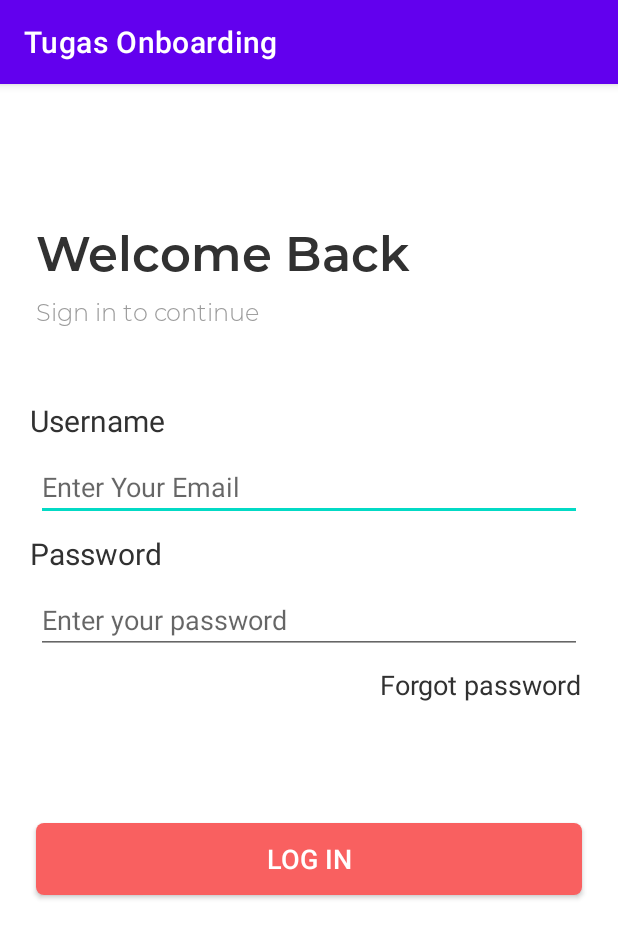
After one commit to mrrezkii/Android-Kotlin-TugasDTS-Onboarding, an Android app: the WelcomeBackActivity screen opened directly, with no data from a screen before it, on a phone screen of 412 x 824 dp. The commit adds this screen. Shown: the top 938 px of the screen. Run offline under Robolectric (Android 15) with nearby library versions, the phone set to English and light mode, and no system bars.

Commit message:
Add welcome back

```diff
--- a/app/src/main/AndroidManifest.xml
+++ b/app/src/main/AndroidManifest.xml
@@ -9,6 +9,24 @@
         android:roundIcon="@mipmap/ic_launcher_round"
         android:supportsRtl="true"
         android:theme="@style/Theme.TugasOnboarding">
+        <activity
+            android:name=".SuccessActivity"
+            android:exported="true" />
+        <activity
+            android:name=".ForgotPasswordActivity"
+            android:exported="true" />
+        <activity
+            android:name=".ResetPasswordActivity"
+            android:exported="true" />
+        <activity
+            android:name=".WelcomeSlideAssignActivity"
+            android:exported="true" />
+        <activity
+            android:name=".WelcomeSlideSuperHeroActivity"
+            android:exported="true" />
+        <activity
+            android:name=".WelcomeBackActivity"
+            android:exported="true" />
         <activity
             android:name=".WelcomeSlideCalendarActivity"
             android:exported="true" />
--- /dev/null
+++ b/app/src/main/java/com/mrrezki/tugasonboarding/ForgotPasswordActivity.kt
@@ -0,0 +1,11 @@
+package com.mrrezki.tugasonboarding
+
+import android.os.Bundle
+import androidx.appcompat.app.AppCompatActivity
+
+class ForgotPasswordActivity : AppCompatActivity() {
+    override fun onCreate(savedInstanceState: Bundle?) {
+        super.onCreate(savedInstanceState)
+        setContentView(R.layout.activity_forgot_password)
+    }
+}
--- /dev/null
+++ b/app/src/main/java/com/mrrezki/tugasonboarding/ResetPasswordActivity.kt
@@ -0,0 +1,11 @@
+package com.mrrezki.tugasonboarding
+
+import android.os.Bundle
+import androidx.appcompat.app.AppCompatActivity
+
+class ResetPasswordActivity : AppCompatActivity() {
+    override fun onCreate(savedInstanceState: Bundle?) {
+        super.onCreate(savedInstanceState)
+        setContentView(R.layout.activity_reset_password)
+    }
+}
--- /dev/null
+++ b/app/src/main/java/com/mrrezki/tugasonboarding/SuccessActivity.kt
@@ -0,0 +1,11 @@
+package com.mrrezki.tugasonboarding
+
+import android.os.Bundle
+import androidx.appcompat.app.AppCompatActivity
+
+class SuccessActivity : AppCompatActivity() {
+    override fun onCreate(savedInstanceState: Bundle?) {
+        super.onCreate(savedInstanceState)
+        setContentView(R.layout.activity_success)
+    }
+}
--- /dev/null
+++ b/app/src/main/java/com/mrrezki/tugasonboarding/WelcomeBackActivity.kt
@@ -0,0 +1,11 @@
+package com.mrrezki.tugasonboarding
+
+import android.os.Bundle
+import androidx.appcompat.app.AppCompatActivity
+
+class WelcomeBackActivity : AppCompatActivity() {
+    override fun onCreate(savedInstanceState: Bundle?) {
+        super.onCreate(savedInstanceState)
+        setContentView(R.layout.activity_welcome_back)
+    }
+}
--- /dev/null
+++ b/app/src/main/java/com/mrrezki/tugasonboarding/WelcomeSlideAssignActivity.kt
@@ -0,0 +1,11 @@
+package com.mrrezki.tugasonboarding
+
+import android.os.Bundle
+import androidx.appcompat.app.AppCompatActivity
+
+class WelcomeSlideAssignActivity : AppCompatActivity() {
+    override fun onCreate(savedInstanceState: Bundle?) {
+        super.onCreate(savedInstanceState)
+        setContentView(R.layout.activity_welcome_slide_assign)
+    }
+}
--- /dev/null
+++ b/app/src/main/java/com/mrrezki/tugasonboarding/WelcomeSlideSuperHeroActivity.kt
@@ -0,0 +1,11 @@
+package com.mrrezki.tugasonboarding
+
+import android.os.Bundle
+import androidx.appcompat.app.AppCompatActivity
+
+class WelcomeSlideSuperHeroActivity : AppCompatActivity() {
+    override fun onCreate(savedInstanceState: Bundle?) {
+        super.onCreate(savedInstanceState)
+        setContentView(R.layout.activity_welcome_slide_super_hero)
+    }
+}
--- /dev/null
+++ b/app/src/main/res/drawable/button_red.xml
@@ -0,0 +1,6 @@
+<?xml version="1.0" encoding="utf-8"?>
+<shape xmlns:android="http://schemas.android.com/apk/res/android"
+    android:shape="rectangle">
+    <solid android:color="#F96060" />
+    <corners android:radius="5dp" />
+</shape>
--- /dev/null
+++ b/app/src/main/res/layout/activity_welcome_back.xml
@@ -0,0 +1,110 @@
+<?xml version="1.0" encoding="utf-8"?>
+<androidx.constraintlayout.widget.ConstraintLayout xmlns:android="http://schemas.android.com/apk/res/android"
+    xmlns:app="http://schemas.android.com/apk/res-auto"
+    xmlns:tools="http://schemas.android.com/tools"
+    android:layout_width="match_parent"
+    android:layout_height="match_parent"
+    tools:context=".WelcomeBackActivity">
+
+    <TextView
+        android:id="@+id/welcome_back"
+        android:layout_width="wrap_content"
+        android:layout_height="wrap_content"
+        android:layout_marginLeft="24dp"
+        android:layout_marginTop="90dp"
+        android:fontFamily="@font/montserrat_semi_bold"
+        android:text="Welcome Back"
+        android:textColor="#313131"
+        android:textSize="32sp"
+        app:layout_constraintLeft_toLeftOf="parent"
+        app:layout_constraintTop_toTopOf="parent" />
+
+    <TextView
+        android:id="@+id/sign_in"
+        android:layout_width="wrap_content"
+        android:layout_height="wrap_content"
+        android:layout_marginLeft="24dp"
+        android:layout_marginTop="8dp"
+        android:fontFamily="@font/montserrat_light"
+        android:text="@string/sign_in_to_continue"
+        android:textColor="#9b9b9b"
+        android:textSize="16sp"
+        app:layout_constraintLeft_toLeftOf="parent"
+        app:layout_constraintTop_toBottomOf="@id/welcome_back" />
+
+    <TextView
+        android:id="@+id/reset_code"
+        android:layout_width="wrap_content"
+        android:layout_height="wrap_content"
+        android:layout_marginLeft="20dp"
+        android:layout_marginTop="48dp"
+        android:text="Username"
+        android:textColor="#313131"
+        android:textSize="20sp"
+        app:layout_constraintLeft_toLeftOf="parent"
+        app:layout_constraintTop_toBottomOf="@+id/sign_in" />
+
+    <EditText
+        android:id="@+id/edt_reset_code"
+        android:layout_width="match_parent"
+        android:layout_height="wrap_content"
+        android:layout_marginLeft="24dp"
+        android:layout_marginTop="8dp"
+        android:layout_marginRight="24dp"
+        android:hint="Enter Your Email"
+        app:layout_constraintLeft_toLeftOf="parent"
+        app:layout_constraintRight_toRightOf="parent"
+        app:layout_constraintTop_toBottomOf="@id/reset_code" />
+
+    <TextView
+        android:id="@+id/new_password"
+        android:layout_width="wrap_content"
+        android:layout_height="wrap_content"
+        android:layout_marginLeft="20dp"
+        android:layout_marginTop="8dp"
+        android:text="Password"
+        android:textColor="#313131"
+        android:textSize="20sp"
+        app:layout_constraintLeft_toLeftOf="parent"
+        app:layout_constraintTop_toBottomOf="@+id/edt_reset_code" />
+
+    <EditText
+        android:id="@+id/edt_new_password"
+        android:layout_width="match_parent"
+        android:layout_height="wrap_content"
+        android:layout_marginLeft="24dp"
+        android:layout_marginTop="8dp"
+        android:layout_marginRight="24dp"
+        android:hint="@string/enter_your_password"
+        app:layout_constraintLeft_toLeftOf="parent"
+        app:layout_constraintRight_toRightOf="parent"
+        app:layout_constraintTop_toBottomOf="@+id/new_password" />
+
+    <TextView
+        android:id="@+id/forgot_password"
+        android:layout_width="wrap_content"
+        android:layout_height="wrap_content"
+        android:layout_marginTop="8dp"
+        android:layout_marginRight="24dp"
+        android:text="@string/forgot_password"
+        android:textColor="#313131"
+        android:textSize="18sp"
+        app:layout_constraintRight_toRightOf="parent"
+        app:layout_constraintTop_toBottomOf="@id/edt_new_password" />
+
+    <androidx.appcompat.widget.AppCompatButton
+        android:layout_width="match_parent"
+        android:layout_height="wrap_content"
+        android:layout_marginStart="24dp"
+        android:layout_marginTop="80dp"
+        android:layout_marginEnd="24dp"
+        android:layout_marginBottom="200dp"
+        android:background="@drawable/button_red"
+        android:text="LOG IN"
+        android:textColor="#FFFFFF"
+        android:textSize="18sp"
+        app:layout_constraintEnd_toEndOf="parent"
+        app:layout_constraintStart_toStartOf="parent"
+        app:layout_constraintTop_toBottomOf="@id/forgot_password" />
+
+</androidx.constraintlayout.widget.ConstraintLayout>
--- a/app/src/main/res/values/strings.xml
+++ b/app/src/main/res/values/strings.xml
@@ -1,4 +1,7 @@
 <resources>
     <string name="app_name">Tugas Onboarding</string>
     <string name="logo_text">DTS Kominfo</string>
+    <string name="forgot_password">Forgot password</string>
+    <string name="enter_your_password">Enter your password</string>
+    <string name="sign_in_to_continue">Sign in to continue</string>
 </resources>
```
